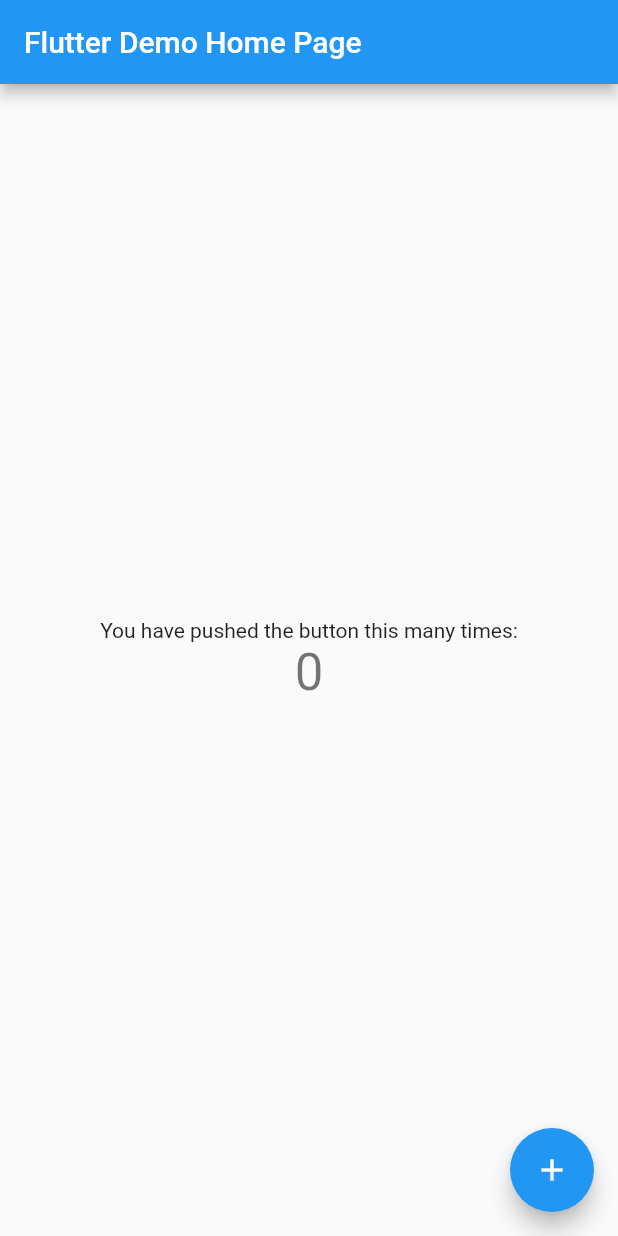
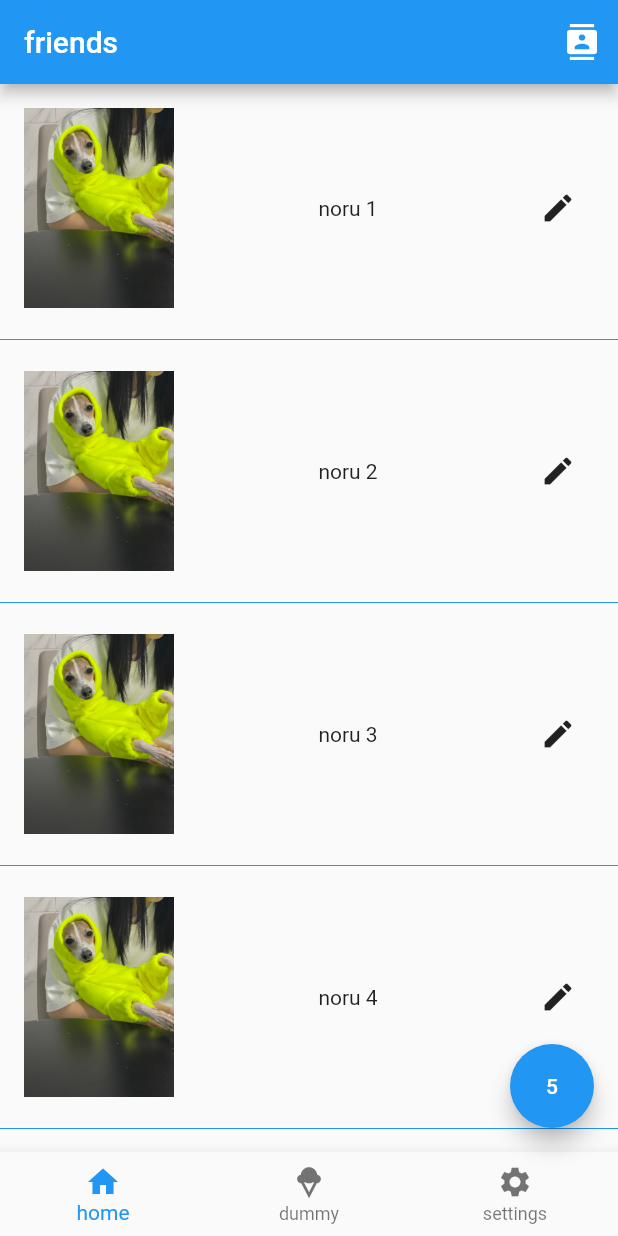
Before and after one commit to iamdap91/for_noru_app, a Flutter app: the screen it shows after launch, on a phone screen of 412 x 824 dp. Run offline on Flutter 3.47's test engine with Material 2 defaults, Android fonts, the phone set to English and light mode, and no system bars; our stand-ins replace permission_handler.

Commit message:
feat: init

```diff
--- a/lib/main.dart
+++ b/lib/main.dart
@@ -1,115 +1,125 @@
 import 'package:flutter/material.dart';
+import 'package:for_noru_app/dialog.dart';
+import 'package:for_noru_app/models/friend.model.dart';
+import 'package:permission_handler/permission_handler.dart';
 
 void main() {
-  runApp(const MyApp());
+  runApp(
+    MaterialApp(
+      home: FriendApp(),
+    ),
+  );
 }
 
-class MyApp extends StatelessWidget {
-  const MyApp({super.key});
+class FriendApp extends StatefulWidget {
+  const FriendApp({Key? key}) : super(key: key);
 
-  // This widget is the root of your application.
   @override
-  Widget build(BuildContext context) {
-    return MaterialApp(
-      title: 'Flutter Demo',
-      theme: ThemeData(
-        // This is the theme of your application.
-        //
-        // Try running your application with "flutter run". You'll see the
-        // application has a blue toolbar. Then, without quitting the app, try
-        // changing the primarySwatch below to Colors.green and then invoke
-        // "hot reload" (press "r" in the console where you ran "flutter run",
-        // or simply save your changes to "hot reload" in a Flutter IDE).
-        // Notice that the counter didn't reset back to zero; the application
-        // is not restarted.
-        primarySwatch: Colors.blue,
-      ),
-      home: const MyHomePage(title: 'Flutter Demo Home Page'),
-    );
-  }
+  State<FriendApp> createState() => _FriendAppState();
 }
 
-class MyHomePage extends StatefulWidget {
-  const MyHomePage({super.key, required this.title});
+class _FriendAppState extends State<FriendApp> {
+  final List<Friend> friends = [
+    Friend(name: 'noru 1', like: 0),
+    Friend(name: 'noru 2', like: 0),
+    Friend(name: 'noru 3', like: 0),
+    Friend(name: 'noru 4', like: 0),
+    Friend(name: 'noru 5', like: 0),
+  ];
 
-  // This widget is the home page of your application. It is stateful, meaning
-  // that it has a State object (defined below) that contains fields that affect
-  // how it looks.
+  getPermission() async {
+    var status = await Permission.contacts.status;
+    if (status.isGranted) {
+      print('허락됨');
+    } else if (status.isDenied) {
+      print('거절됨');
+      Permission.contacts.request();
+    }
+  }
 
-  // This class is the configuration for the state. It holds the values (in this
-  // case the title) provided by the parent (in this case the App widget) and
-  // used by the build method of the State. Fields in a Widget subclass are
-  // always marked "final".
+  addFriend(String name) {
+    setState(() {
+      friends.add(new Friend(name: name, like: 0));
+    });
+  }
 
-  final String title;
-
-  @override
-  State<MyHomePage> createState() => _MyHomePageState();
-}
-
-class _MyHomePageState extends State<MyHomePage> {
-  int _counter = 0;
-
-  void _incrementCounter() {
+  editFriend(int index, String name) {
     setState(() {
-      // This call to setState tells the Flutter framework that something has
-      // changed in this State, which causes it to rerun the build method below
-      // so that the display can reflect the updated values. If we changed
-      // _counter without calling setState(), then the build method would not be
-      // called again, and so nothing would appear to happen.
-      _counter++;
+      friends[index].name = name;
     });
   }
 
   @override
   Widget build(BuildContext context) {
-    // This method is rerun every time setState is called, for instance as done
-    // by the _incrementCounter method above.
-    //
-    // The Flutter framework has been optimized to make rerunning build methods
-    // fast, so that you can just rebuild anything that needs updating rather
-    // than having to individually change instances of widgets.
     return Scaffold(
       appBar: AppBar(
-        // Here we take the value from the MyHomePage object that was created by
-        // the App.build method, and use it to set our appbar title.
-        title: Text(widget.title),
-      ),
-      body: Center(
-        // Center is a layout widget. It takes a single child and positions it
-        // in the middle of the parent.
-        child: Column(
-          // Column is also a layout widget. It takes a list of children and
-          // arranges them vertically. By default, it sizes itself to fit its
-          // children horizontally, and tries to be as tall as its parent.
-          //
-          // Invoke "debug painting" (press "p" in the console, choose the
-          // "Toggle Debug Paint" action from the Flutter Inspector in Android
-          // Studio, or the "Toggle Debug Paint" command in Visual Studio Code)
-          // to see the wireframe for each widget.
-          //
-          // Column has various properties to control how it sizes itself and
-          // how it positions its children. Here we use mainAxisAlignment to
-          // center the children vertically; the main axis here is the vertical
-          // axis because Columns are vertical (the cross axis would be
-          // horizontal).
-          mainAxisAlignment: MainAxisAlignment.center,
-          children: <Widget>[
-            const Text(
-              'You have pushed the button this many times:',
-            ),
-            Text(
-              '$_counter',
-              style: Theme.of(context).textTheme.headline4,
-            ),
-          ],
-        ),
+        title: Text('friends'),
+        actions: [
+          IconButton(
+            onPressed: () {
+              getPermission();
+            },
+            icon: Icon(Icons.contacts),
+          )
+        ],
       ),
       floatingActionButton: FloatingActionButton(
-        onPressed: _incrementCounter,
-        tooltip: 'Increment',
-        child: const Icon(Icons.add),
-      ), // This trailing comma makes auto-formatting nicer for build methods.
+        child: Text(friends.length.toString()),
+        onPressed: () {
+          showDialog(
+            context: context,
+            builder: (context) => DialogUI(
+              friends: friends,
+              addFriend: addFriend,
+              editFriend: editFriend,
+            ),
+          );
+        },
+      ),
+      body: ListView.separated(
+          itemCount: friends.length,
+          itemBuilder: (BuildContext context, int index) {
+            return Padding(
+              padding: const EdgeInsets.all(8.0),
+              child: Row(
+                mainAxisAlignment: MainAxisAlignment.spaceBetween,
+                children: [
+                  Padding(
+                    padding: const EdgeInsets.all(8.0),
+                    child: Image.asset('assets/noru.jpeg', width: 100),
+                  ),
+                  Padding(
+                    padding: const EdgeInsets.all(8.0),
+                    child: Text(friends[index].name),
+                  ),
+                  Padding(
+                    padding: const EdgeInsets.all(8.0),
+                    child: IconButton(
+                      icon: Icon(Icons.edit),
+                      onPressed: () => {
+                        showDialog(
+                          context: context,
+                          builder: (context) => DialogUI(
+                            friends: friends,
+                            addFriend: addFriend,
+                            editFriend: editFriend,
+                            index: index,
+                          ),
+                        )
+                      },
+                    ),
+                  ),
+                ],
+              ),
+            );
+          },
+          separatorBuilder: (BuildContext context, int index) =>
+              Divider(height: 10.0, color: Colors.blue)),
+      bottomNavigationBar: BottomNavigationBar(items: [
+        BottomNavigationBarItem(icon: Icon(Icons.home), label: 'home'),
+        BottomNavigationBarItem(icon: Icon(Icons.icecream), label: 'dummy'),
+        BottomNavigationBarItem(icon: Icon(Icons.settings), label: 'settings'),
+      ]),
     );
   }
 }
--- /dev/null
+++ b/lib/models/friend.model.dart
@@ -0,0 +1,6 @@
+class Friend {
+  String name;
+  int like;
+
+  Friend({required this.name, required this.like});
+}
--- a/pubspec.yaml
+++ b/pubspec.yaml
@@ -31,6 +31,7 @@ environment:
 dependencies:
   flutter:
     sdk: flutter
+  permission_handler: ^8.3.0
 
 
   # The following adds the Cupertino Icons font to your application.
@@ -53,6 +54,8 @@ dev_dependencies:
 
 # The following section is specific to Flutter packages.
 flutter:
+  assets:
+    - assets/
 
   # The following line ensures that the Material Icons font is
   # included with your application, so that you can use the icons in
```
Also changed, not shown: lib/dialog.dart (added, +52 -0 lines), assets/noru.jpeg (added), pubspec.lock, 9 other files.
